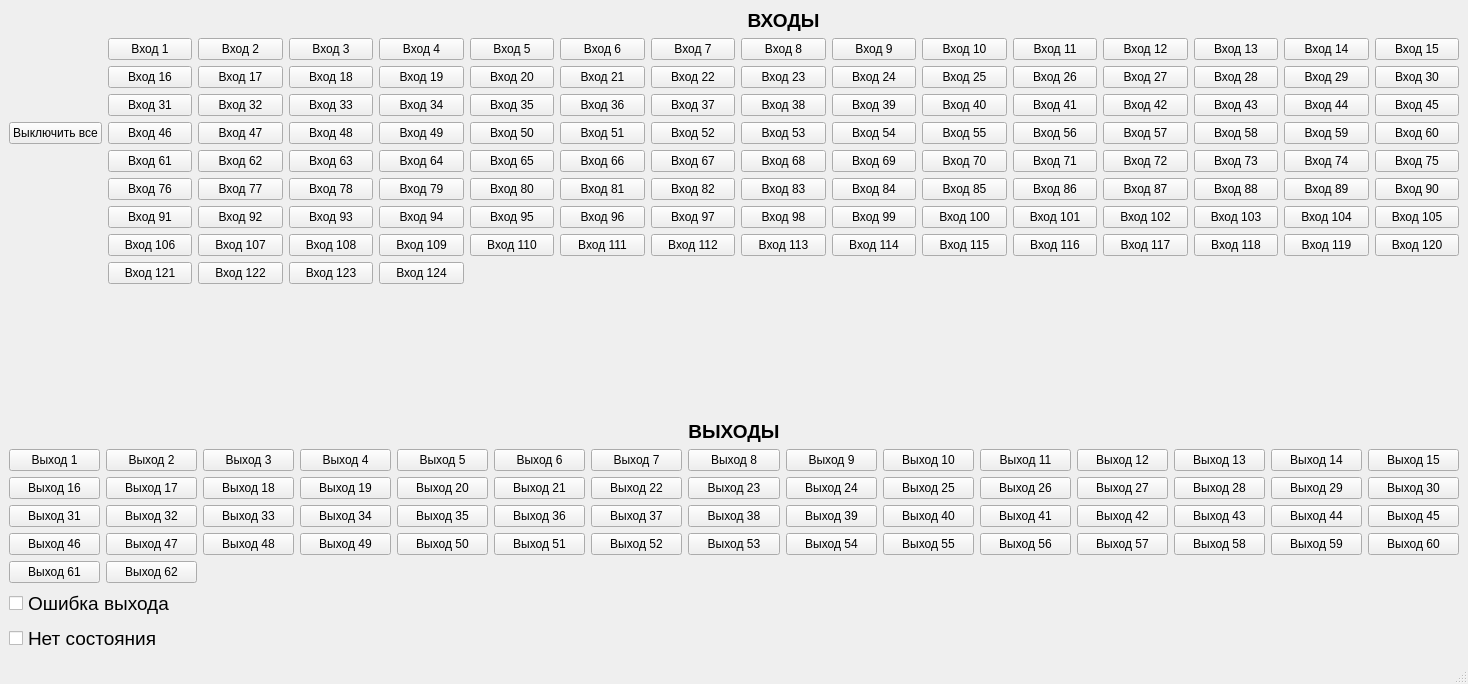
Old version of the form console_busep/console_busep/busepwindow.ui in the repository ShaninaDaria/busep.
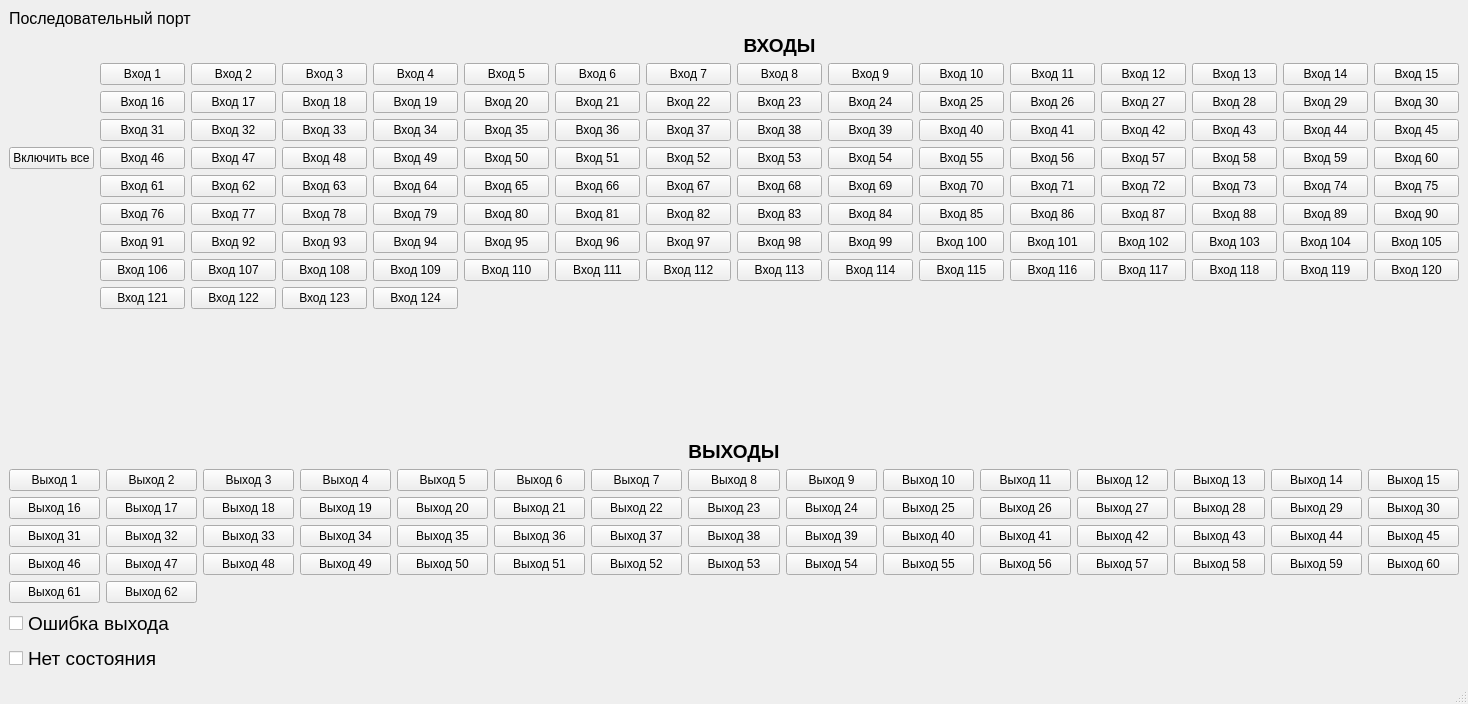
New version of the form.

```diff
--- a/console_busep/console_busep/busepwindow.ui
+++ b/console_busep/console_busep/busepwindow.ui
@@ -7,7 +7,7 @@
     <x>0</x>
     <y>0</y>
     <width>1468</width>
-    <height>684</height>
+    <height>704</height>
    </rect>
   </property>
   <property name="windowTitle">
@@ -15,6 +15,18 @@
   </property>
   <widget class="QWidget" name="centralwidget">
    <layout class="QVBoxLayout" name="verticalLayout">
+    <item>
+     <widget class="QLabel" name="label_serial_port">
+      <property name="font">
+       <font>
+        <pointsize>12</pointsize>
+       </font>
+      </property>
+      <property name="text">
+       <string>Последовательный порт</string>
+      </property>
+     </widget>
+    </item>
     <item>
      <layout class="QGridLayout" name="gridLayout_3">
       <item row="8" column="12">
@@ -26,7 +38,7 @@
          <string>Вход 117</string>
         </property>
         <property name="checkable">
-         <bool>true</bool>
+         <bool>false</bool>
         </property>
         <property name="flat">
          <bool>false</bool>
@@ -42,7 +54,7 @@
          <string>Вход 80</string>
         </property>
         <property name="checkable">
-         <bool>true</bool>
+         <bool>false</bool>
         </property>
         <property name="flat">
          <bool>false</bool>
@@ -55,7 +67,7 @@
          <string>Вход 47</string>
         </property>
         <property name="checkable">
-         <bool>true</bool>
+         <bool>false</bool>
         </property>
        </widget>
       </item>
@@ -65,7 +77,7 @@
          <string>Вход 51</string>
         </property>
         <property name="checkable">
-         <bool>true</bool>
+         <bool>false</bool>
         </property>
        </widget>
       </item>
@@ -78,7 +90,7 @@
          <string>Вход 97</string>
         </property>
         <property name="checkable">
-         <bool>true</bool>
+         <bool>false</bool>
         </property>
         <property name="flat">
          <bool>false</bool>
@@ -91,7 +103,7 @@
          <string>Вход 61</string>
         </property>
         <property name="checkable">
-         <bool>true</bool>
+         <bool>false</bool>
         </property>
        </widget>
       </item>
@@ -104,7 +116,7 @@
          <string>Вход 89</string>
         </property>
         <property name="checkable">
-         <bool>true</bool>
+         <bool>false</bool>
         </property>
         <property name="flat">
          <bool>false</bool>
@@ -120,7 +132,7 @@
          <string>Вход 85</string>
         </property>
         <property name="checkable">
-         <bool>true</bool>
+         <bool>false</bool>
         </property>
         <property name="flat">
          <bool>false</bool>
@@ -133,7 +145,7 @@
          <string>Вход 18</string>
         </property>
         <property name="checkable">
-         <bool>true</bool>
+         <bool>false</bool>
         </property>
        </widget>
       </item>
@@ -146,7 +158,7 @@
          <string>Вход 114</string>
         </property>
         <property name="checkable">
-         <bool>true</bool>
+         <bool>false</bool>
         </property>
         <property name="flat">
          <bool>false</bool>
@@ -162,7 +174,7 @@
          <string>Вход 98</string>
         </property>
         <property name="checkable">
-         <bool>true</bool>
+         <bool>false</bool>
         </property>
         <property name="flat">
          <bool>false</bool>
@@ -178,7 +190,7 @@
          <string>Вход 92</string>
         </property>
         <property name="checkable">
-         <bool>true</bool>
+         <bool>false</bool>
         </property>
         <property name="flat">
          <bool>false</bool>
@@ -191,7 +203,7 @@
          <string>Вход 4</string>
         </property>
         <property name="checkable">
-         <bool>true</bool>
+         <bool>false</bool>
         </property>
        </widget>
       </item>
@@ -201,7 +213,7 @@
          <string>Вход 25</string>
         </property>
         <property name="checkable">
-         <bool>true</bool>
+         <bool>false</bool>
         </property>
        </widget>
       </item>
@@ -211,7 +223,7 @@
          <string>Вход 10</string>
         </property>
         <property name="checkable">
-         <bool>true</bool>
+         <bool>false</bool>
         </property>
        </widget>
       </item>
@@ -221,7 +233,7 @@
          <string>Вход 28</string>
         </property>
         <property name="checkable">
-         <bool>true</bool>
+         <bool>false</bool>
         </property>
        </widget>
       </item>
@@ -231,7 +243,7 @@
          <string>Вход 62</string>
         </property>
         <property name="checkable">
-         <bool>true</bool>
+         <bool>false</bool>
         </property>
        </widget>
       </item>
@@ -244,7 +256,7 @@
          <string>Вход 1</string>
         </property>
         <property name="checkable">
-         <bool>true</bool>
+         <bool>false</bool>
         </property>
         <property name="flat">
          <bool>false</bool>
@@ -260,7 +272,7 @@
          <string>Вход 120</string>
         </property>
         <property name="checkable">
-         <bool>true</bool>
+         <bool>false</bool>
         </property>
         <property name="flat">
          <bool>false</bool>
@@ -273,7 +285,7 @@
          <string>Вход 17</string>
         </property>
         <property name="checkable">
-         <bool>true</bool>
+         <bool>false</bool>
         </property>
        </widget>
       </item>
@@ -283,7 +295,7 @@
          <string>Вход 50</string>
         </property>
         <property name="checkable">
-         <bool>true</bool>
+         <bool>false</bool>
         </property>
        </widget>
       </item>
@@ -296,7 +308,7 @@
          <string>Вход 108</string>
         </property>
         <property name="checkable">
-         <bool>true</bool>
+         <bool>false</bool>
         </property>
         <property name="flat">
          <bool>false</bool>
@@ -309,7 +321,7 @@
          <string>Вход 13</string>
         </property>
         <property name="checkable">
-         <bool>true</bool>
+         <bool>false</bool>
         </property>
        </widget>
       </item>
@@ -319,7 +331,7 @@
          <string>Вход 30</string>
         </property>
         <property name="checkable">
-         <bool>true</bool>
+         <bool>false</bool>
         </property>
        </widget>
       </item>
@@ -332,7 +344,7 @@
          <string>Вход 109</string>
         </property>
         <property name="checkable">
-         <bool>true</bool>
+         <bool>false</bool>
         </property>
         <property name="flat">
          <bool>false</bool>
@@ -345,7 +357,7 @@
          <string>Вход 37</string>
         </property>
         <property name="checkable">
-         <bool>true</bool>
+         <bool>false</bool>
         </property>
        </widget>
       </item>
@@ -355,7 +367,7 @@
          <string>Вход 34</string>
         </property>
         <property name="checkable">
-         <bool>true</bool>
+         <bool>false</bool>
         </property>
        </widget>
       </item>
@@ -365,7 +377,7 @@
          <string>Вход 5</string>
         </property>
         <property name="checkable">
-         <bool>true</bool>
+         <bool>false</bool>
         </property>
         <property name="flat">
          <bool>false</bool>
@@ -378,7 +390,7 @@
          <string>Вход 32</string>
         </property>
         <property name="checkable">
-         <bool>true</bool>
+         <bool>false</bool>
         </property>
        </widget>
       </item>
@@ -391,7 +403,7 @@
          <string>Вход 83</string>
         </property>
         <property name="checkable">
-         <bool>true</bool>
+         <bool>false</bool>
         </property>
         <property name="flat">
          <bool>false</bool>
@@ -407,7 +419,7 @@
          <string>Вход 88</string>
         </property>
         <property name="checkable">
-         <bool>true</bool>
+         <bool>false</bool>
         </property>
         <property name="flat">
          <bool>false</bool>
@@ -423,7 +435,7 @@
          <string>Вход 104</string>
         </property>
         <property name="checkable">
-         <bool>true</bool>
+         <bool>false</bool>
         </property>
         <property name="flat">
          <bool>false</bool>
@@ -439,7 +451,7 @@
          <string>Вход 75</string>
         </property>
         <property name="checkable">
-         <bool>true</bool>
+         <bool>false</bool>
         </property>
         <property name="flat">
          <bool>false</bool>
@@ -455,7 +467,7 @@
          <string>Вход 112</string>
         </property>
         <property name="checkable">
-         <bool>true</bool>
+         <bool>false</bool>
         </property>
         <property name="flat">
          <bool>false</bool>
@@ -471,7 +483,7 @@
          <string>Вход 76</string>
         </property>
         <property name="checkable">
-         <bool>true</bool>
+         <bool>false</bool>
         </property>
         <property name="flat">
          <bool>false</bool>
@@ -484,7 +496,7 @@
          <string>Вход 63</string>
         </property>
         <property name="checkable">
-         <bool>true</bool>
+         <bool>false</bool>
         </property>
        </widget>
       </item>
@@ -497,7 +509,7 @@
          <string>Вход 123</string>
         </property>
         <property name="checkable">
-         <bool>true</bool>
+         <bool>false</bool>
         </property>
         <property name="flat">
          <bool>false</bool>
@@ -513,7 +525,7 @@
          <string>Вход 103</string>
         </property>
         <property name="checkable">
-         <bool>true</bool>
+         <bool>false</bool>
         </property>
         <property name="flat">
          <bool>false</bool>
@@ -529,7 +541,7 @@
          <string>Вход 78</string>
         </property>
         <property name="checkable">
-         <bool>true</bool>
+         <bool>false</bool>
         </property>
         <property name="flat">
          <bool>false</bool>
@@ -542,7 +554,7 @@
          <string>Вход 20</string>
         </property>
         <property name="checkable">
-         <bool>true</bool>
+         <bool>false</bool>
         </property>
        </widget>
       </item>
@@ -552,7 +564,7 @@
          <string>Вход 56</string>
         </property>
         <property name="checkable">
-         <bool>true</bool>
+         <bool>false</bool>
         </property>
        </widget>
       </item>
@@ -565,7 +577,7 @@
          <string>Вход 68</string>
         </property>
         <property name="checkable">
-         <bool>true</bool>
+         <bool>false</bool>
         </property>
         <property name="flat">
          <bool>false</bool>
@@ -578,7 +590,7 @@
          <string>Вход 43</string>
         </property>
         <property name="checkable">
-         <bool>true</bool>
+         <bool>false</bool>
         </property>
        </widget>
       </item>
@@ -588,7 +600,7 @@
          <string>Вход 33</string>
         </property>
         <property name="checkable">
-         <bool>true</bool>
+         <bool>false</bool>
         </property>
        </widget>
       </item>
@@ -601,7 +613,7 @@
          <string>Вход 111</string>
         </property>
         <property name="checkable">
-         <bool>true</bool>
+         <bool>false</bool>
         </property>
         <property name="flat">
          <bool>false</bool>
@@ -617,7 +629,7 @@
          <string>Вход 90</string>
         </property>
         <property name="checkable">
-         <bool>true</bool>
+         <bool>false</bool>
         </property>
         <property name="flat">
          <bool>false</bool>
@@ -630,7 +642,7 @@
          <string>Вход 12</string>
         </property>
         <property name="checkable">
-         <bool>true</bool>
+         <bool>false</bool>
         </property>
        </widget>
       </item>
@@ -643,7 +655,7 @@
          <string>Вход 119</string>
         </property>
         <property name="checkable">
-         <bool>true</bool>
+         <bool>false</bool>
         </property>
         <property name="flat">
          <bool>false</bool>
@@ -659,7 +671,7 @@
          <string>Вход 77</string>
         </property>
         <property name="checkable">
-         <bool>true</bool>
+         <bool>false</bool>
         </property>
         <property name="flat">
          <bool>false</bool>
@@ -675,7 +687,7 @@
          <string>Вход 91</string>
         </property>
         <property name="checkable">
-         <bool>true</bool>
+         <bool>false</bool>
         </property>
         <property name="flat">
          <bool>false</bool>
@@ -691,7 +703,7 @@
          <string>Вход 65</string>
         </property>
         <property name="checkable">
-         <bool>true</bool>
+         <bool>false</bool>
         </property>
         <property name="flat">
          <bool>false</bool>
@@ -707,7 +719,7 @@
          <string>Вход 122</string>
         </property>
         <property name="checkable">
-         <bool>true</bool>
+         <bool>false</bool>
         </property>
         <property name="flat">
          <bool>false</bool>
@@ -720,7 +732,7 @@
          <string>Вход 29</string>
         </property>
         <property name="checkable">
-         <bool>true</bool>
+         <bool>false</bool>
         </property>
        </widget>
       </item>
@@ -730,7 +742,7 @@
          <string>Вход 24</string>
         </property>
         <property name="checkable">
-         <bool>true</bool>
+         <bool>false</bool>
         </property>
        </widget>
       </item>
@@ -743,7 +755,7 @@
          <string>Вход 74</string>
         </property>
         <property name="checkable">
-         <bool>true</bool>
+         <bool>false</bool>
         </property>
         <property name="flat">
          <bool>false</bool>
@@ -756,7 +768,7 @@
          <string>Вход 44</string>
         </property>
         <property name="checkable">
-         <bool>true</bool>
+         <bool>false</bool>
         </property>
        </widget>
       </item>
@@ -769,7 +781,7 @@
          <string>Вход 86</string>
         </property>
         <property name="checkable">
-         <bool>true</bool>
+         <bool>false</bool>
         </property>
         <property name="flat">
          <bool>false</bool>
@@ -782,7 +794,7 @@
          <string>Вход 21</string>
         </property>
         <property name="checkable">
-         <bool>true</bool>
+         <bool>false</bool>
         </property>
        </widget>
       </item>
@@ -792,7 +804,7 @@
          <string>Вход 64</string>
         </property>
         <property name="checkable">
-         <bool>true</bool>
+         <bool>false</bool>
         </property>
        </widget>
       </item>
@@ -805,7 +817,7 @@
          <string>Вход 105</string>
         </property>
         <property name="checkable">
-         <bool>true</bool>
+         <bool>false</bool>
         </property>
         <property name="flat">
          <bool>false</bool>
@@ -821,7 +833,7 @@
          <string>Вход 96</string>
         </property>
         <property name="checkable">
-         <bool>true</bool>
+         <bool>false</bool>
         </property>
         <property name="flat">
          <bool>false</bool>
@@ -834,7 +846,7 @@
          <string>Вход 42</string>
         </property>
         <property name="checkable">
-         <bool>true</bool>
+         <bool>false</bool>
         </property>
        </widget>
       </item>
@@ -847,7 +859,7 @@
          <string>Вход 93</string>
         </property>
         <property name="checkable">
-         <bool>true</bool>
+         <bool>false</bool>
         </property>
         <property name="flat">
          <bool>false</bool>
@@ -860,7 +872,7 @@
          <string>Вход 52</string>
         </property>
         <property name="checkable">
-         <bool>true</bool>
+         <bool>false</bool>
         </property>
        </widget>
       </item>
@@ -873,7 +885,7 @@
          <string>Вход 100</string>
         </property>
         <property name="checkable">
-         <bool>true</bool>
+         <bool>false</bool>
         </property>
         <property name="flat">
          <bool>false</bool>
@@ -889,7 +901,7 @@
          <string>Вход 69</string>
         </property>
         <property name="checkable">
-         <bool>true</bool>
+         <bool>false</bool>
         </property>
         <property name="flat">
          <bool>false</bool>
@@ -902,7 +914,7 @@
          <string>Вход 2</string>
         </property>
         <property name="checkable">
-         <bool>true</bool>
+         <bool>false</bool>
         </property>
         <property name="checked">
          <bool>false</bool>
@@ -915,7 +927,7 @@
          <string>Вход 14</string>
         </property>
         <property name="checkable">
-         <bool>true</bool>
+         <bool>false</bool>
         </property>
        </widget>
       </item>
@@ -928,7 +940,7 @@
          <string>Вход 107</string>
         </property>
         <property name="checkable">
-         <bool>true</bool>
+         <bool>false</bool>
         </property>
         <property name="flat">
          <bool>false</bool>
@@ -941,7 +953,7 @@
          <string>Вход 59</string>
         </property>
         <property name="checkable">
-         <bool>true</bool>
+         <bool>false</bool>
         </property>
        </widget>
       </item>
@@ -954,7 +966,7 @@
          <string>Вход 82</string>
         </property>
         <property name="checkable">
-         <bool>true</bool>
+         <bool>false</bool>
         </property>
         <property name="flat">
          <bool>false</bool>
@@ -967,7 +979,7 @@
          <string>Вход 22</string>
         </property>
         <property name="checkable">
-         <bool>true</bool>
+         <bool>false</bool>
         </property>
        </widget>
       </item>
@@ -977,7 +989,7 @@
          <string>Вход 54</string>
         </property>
         <property name="checkable">
-         <bool>true</bool>
+         <bool>false</bool>
         </property>
        </widget>
       </item>
@@ -990,7 +1002,7 @@
          <string>Вход 118</string>
         </property>
         <property name="checkable">
-         <bool>true</bool>
+         <bool>false</bool>
         </property>
         <property name="flat">
          <bool>false</bool>
@@ -1003,7 +1015,7 @@
          <string>Вход 6</string>
         </property>
         <property name="checkable">
-         <bool>true</bool>
+         <bool>false</bool>
         </property>
        </widget>
       </item>
@@ -1013,7 +1025,7 @@
          <string>Вход 11</string>
         </property>
         <property name="checkable">
-         <bool>true</bool>
+         <bool>false</bool>
         </property>
        </widget>
       </item>
@@ -1026,7 +1038,7 @@
          <string>Вход 106</string>
         </property>
         <property name="checkable">
-         <bool>true</bool>
+         <bool>false</bool>
         </property>
         <property name="flat">
          <bool>false</bool>
@@ -1039,7 +1051,7 @@
          <string>Вход 45</string>
         </property>
         <property name="checkable">
-         <bool>true</bool>
+         <bool>false</bool>
         </property>
        </widget>
       </item>
@@ -1052,7 +1064,7 @@
          <string>Вход 87</string>
         </property>
         <property name="checkable">
-         <bool>true</bool>
+         <bool>false</bool>
         </property>
         <property name="flat">
          <bool>false</bool>
@@ -1065,7 +1077,7 @@
          <string>Вход 7</string>
         </property>
         <property name="checkable">
-         <bool>true</bool>
+         <bool>false</bool>
         </property>
        </widget>
       </item>
@@ -1078,7 +1090,7 @@
          <string>Вход 99</string>
         </property>
         <property name="checkable">
-         <bool>true</bool>
+         <bool>false</bool>
         </property>
         <property name="flat">
          <bool>false</bool>
@@ -1091,7 +1103,7 @@
          <string>Вход 16</string>
         </property>
         <property name="checkable">
-         <bool>true</bool>
+         <bool>false</bool>
         </property>
        </widget>
       </item>
@@ -1101,7 +1113,7 @@
          <string>Вход 46</string>
         </property>
         <property name="checkable">
-         <bool>true</bool>
+         <bool>false</bool>
         </property>
        </widget>
       </item>
@@ -1111,7 +1123,7 @@
          <string>Вход 19</string>
         </property>
         <property name="checkable">
-         <bool>true</bool>
+         <bool>false</bool>
         </property>
        </widget>
       </item>
@@ -1124,7 +1136,7 @@
          <string>Вход 115</string>
         </property>
         <property name="checkable">
-         <bool>true</bool>
+         <bool>false</bool>
         </property>
         <property name="flat">
          <bool>false</bool>
@@ -1137,7 +1149,7 @@
          <string>Вход 57</string>
         </property>
         <property name="checkable">
-         <bool>true</bool>
+         <bool>false</bool>
         </property>
        </widget>
       </item>
@@ -1147,7 +1159,7 @@
          <string>Вход 26</string>
         </property>
         <property name="checkable">
-         <bool>true</bool>
+         <bool>false</bool>
         </property>
        </widget>
       </item>
@@ -1157,7 +1169,7 @@
          <string>Вход 39</string>
         </property>
         <property name="checkable">
-         <bool>true</bool>
+         <bool>false</bool>
         </property>
        </widget>
       </item>
@@ -1170,7 +1182,7 @@
          <string>Вход 95</string>
         </property>
         <property name="checkable">
-         <bool>true</bool>
+         <bool>false</bool>
         </property>
         <property name="flat">
          <bool>false</bool>
@@ -1183,7 +1195,7 @@
          <string>Вход 38</string>
         </property>
         <property name="checkable">
-         <bool>true</bool>
+         <bool>false</bool>
         </property>
        </widget>
       </item>
@@ -1193,7 +1205,7 @@
          <string>Вход 60</string>
         </property>
         <property name="checkable">
-         <bool>true</bool>
+         <bool>false</bool>
         </property>
        </widget>
       </item>
@@ -1203,7 +1215,7 @@
          <string>Вход 3</string>
         </property>
         <property name="checkable">
-         <bool>true</bool>
+         <bool>false</bool>
         </property>
        </widget>
       </item>
@@ -1216,7 +1228,7 @@
          <string>Вход 81</string>
         </property>
         <property name="checkable">
-         <bool>true</bool>
+         <bool>false</bool>
         </property>
         <property name="flat">
          <bool>false</bool>
@@ -1229,7 +1241,7 @@
          <string>Вход 53</string>
         </property>
         <property name="checkable">
-         <bool>true</bool>
+         <bool>false</bool>
         </property>
        </widget>
       </item>
@@ -1242,7 +1254,7 @@
          <string>Вход 121</string>
         </property>
         <property name="checkable">
-         <bool>true</bool>
+         <bool>false</bool>
         </property>
         <property name="flat">
          <bool>false</bool>
@@ -1258,7 +1270,7 @@
          <string>Вход 124</string>
         </property>
         <property name="checkable">
-         <bool>true</bool>
+         <bool>false</bool>
         </property>
         <property name="flat">
          <bool>false</bool>
@@ -1274,7 +1286,7 @@
          <string>Вход 94</string>
         </property>
         <property name="checkable">
-         <bool>true</bool>
+         <bool>false</bool>
         </property>
         <property name="flat">
          <bool>false</bool>
@@ -1290,7 +1302,7 @@
          <string>Вход 116</string>
         </property>
         <property name="checkable">
-         <bool>true</bool>
+         <bool>false</bool>
         </property>
         <property name="flat">
          <bool>false</bool>
@@ -1306,7 +1318,7 @@
          <string>Вход 79</string>
         </property>
         <property name="checkable">
-         <bool>true</bool>
+         <bool>false</bool>
         </property>
         <property name="flat">
          <bool>false</bool>
@@ -1322,7 +1334,7 @@
          <string>Вход 101</string>
         </property>
         <property name="checkable">
-         <bool>true</bool>
+         <bool>false</bool>
         </property>
         <property name="flat">
          <bool>false</bool>
@@ -1355,7 +1367,7 @@
          <string>Вход 72</string>
         </property>
         <property name="checkable">
-         <bool>true</bool>
+         <bool>false</bool>
         </property>
         <property name="flat">
          <bool>false</bool>
@@ -1368,7 +1380,7 @@
          <string>Вход 41</string>
         </property>
         <property name="checkable">
-         <bool>true</bool>
+         <bool>false</bool>
         </property>
        </widget>
       </item>
@@ -1378,7 +1390,7 @@
          <string>Вход 15</string>
         </property>
         <property name="checkable">
-         <bool>true</bool>
+         <bool>false</bool>
         </property>
        </widget>
       </item>
@@ -1391,7 +1403,7 @@
          <string>Вход 84</string>
         </property>
         <property name="checkable">
-         <bool>true</bool>
+         <bool>false</bool>
         </property>
         <property name="flat">
          <bool>false</bool>
@@ -1404,7 +1416,7 @@
          <string>Вход 55</string>
         </property>
         <property name="checkable">
-         <bool>true</bool>
+         <bool>false</bool>
         </property>
        </widget>
       </item>
@@ -1417,7 +1429,7 @@
          <string>Вход 70</string>
         </property>
         <property name="checkable">
-         <bool>true</bool>
+         <bool>false</bool>
         </property>
         <property name="flat">
          <bool>false</bool>
@@ -1433,7 +1445,7 @@
          <string>Вход 71</string>
         </property>
         <property name="checkable">
-         <bool>true</bool>
+         <bool>false</bool>
         </property>
         <property name="flat">
          <bool>false</bool>
@@ -1449,7 +1461,7 @@
          <string>Вход 66</string>
         </property>
         <property name="checkable">
-         <bool>true</bool>
+         <bool>false</bool>
         </property>
         <property name="flat">
          <bool>false</bool>
@@ -1465,7 +1477,7 @@
          <string>Вход 110</string>
         </property>
         <property name="checkable">
-         <bool>true</bool>
+         <bool>false</bool>
         </property>
         <property name="flat">
          <bool>false</bool>
@@ -1478,7 +1490,7 @@
          <string>Вход 49</string>
         </property>
         <property name="checkable">
-         <bool>true</bool>
+         <bool>false</bool>
         </property>
        </widget>
       </item>
@@ -1488,7 +1500,7 @@
          <string>Вход 35</string>
         </property>
         <property name="checkable">
-         <bool>true</bool>
+         <bool>false</bool>
         </property>
        </widget>
       </item>
@@ -1498,7 +1510,7 @@
          <string>Вход 9</string>
         </property>
         <property name="checkable">
-         <bool>true</bool>
+         <bool>false</bool>
         </property>
        </widget>
       </item>
@@ -1508,7 +1520,7 @@
          <string>Вход 58</string>
         </property>
         <property name="checkable">
-         <bool>true</bool>
+         <bool>false</bool>
         </property>
        </widget>
       </item>
@@ -1518,7 +1530,7 @@
          <string>Вход 27</string>
         </property>
         <property name="checkable">
-         <bool>true</bool>
+         <bool>false</bool>
         </property>
        </widget>
       </item>
@@ -1528,7 +1540,7 @@
          <string>Вход 8</string>
         </property>
         <property name="checkable">
-         <bool>true</bool>
+         <bool>false</bool>
         </property>
        </widget>
       </item>
@@ -1538,7 +1550,7 @@
          <string>Вход 40</string>
         </property>
         <property name="checkable">
-         <bool>true</bool>
+         <bool>false</bool>
         </property>
        </widget>
       </item>
@@ -1551,7 +1563,7 @@
          <string>Вход 102</string>
         </property>
         <property name="checkable">
-         <bool>true</bool>
+         <bool>false</bool>
         </property>
         <property name="flat">
          <bool>false</bool>
@@ -1567,7 +1579,7 @@
          <string>Вход 67</string>
         </property>
         <property name="checkable">
-         <bool>true</bool>
+         <bool>false</bool>
         </property>
         <property name="flat">
          <bool>false</bool>
@@ -1580,7 +1592,7 @@
          <string>Вход 31</string>
         </property>
         <property name="checkable">
-         <bool>true</bool>
+         <bool>false</bool>
         </property>
        </widget>
       </item>
@@ -1590,7 +1602,7 @@
          <string>Вход 36</string>
         </property>
         <property name="checkable">
-         <bool>true</bool>
+         <bool>false</bool>
         </property>
        </widget>
       </item>
@@ -1603,7 +1615,7 @@
          <string>Вход 113</string>
         </property>
         <property name="checkable">
-         <bool>true</bool>
+         <bool>false</bool>
         </property>
         <property name="flat">
          <bool>false</bool>
@@ -1616,7 +1628,7 @@
          <string>Вход 48</string>
         </property>
         <property name="checkable">
-         <bool>true</bool>
+         <bool>false</bool>
         </property>
        </widget>
       </item>
@@ -1626,7 +1638,7 @@
          <string>Вход 23</string>
         </property>
         <property name="checkable">
-         <bool>true</bool>
+         <bool>false</bool>
         </property>
        </widget>
       </item>
@@ -1639,7 +1651,7 @@
          <string>Вход 73</string>
         </property>
         <property name="checkable">
-         <bool>true</bool>
+         <bool>false</bool>
         </property>
         <property name="flat">
          <bool>false</bool>
@@ -1649,7 +1661,7 @@
       <item row="4" column="0">
        <widget class="QPushButton" name="allInputsOnOff">
         <property name="text">
-         <string>Выключить все</string>
+         <string>Включить все</string>
         </property>
         <property name="checkable">
          <bool>true</bool>
```
Left out of the diff: 2 changed lines with no effect on the pictures.
